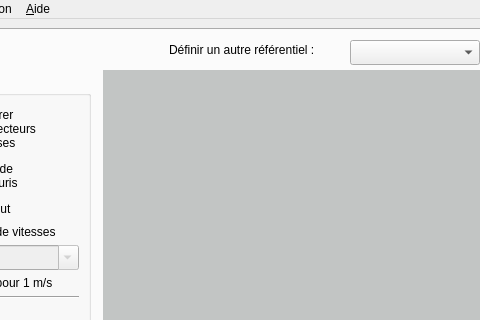
Before: the Qt Designer form src/pymecavideo_mini.ui in rene-d/pymecavideo, drawn with Qt 5; both pictures show x 85 to 565 and y 0 to 320 of the 833 by 579 pixel window.
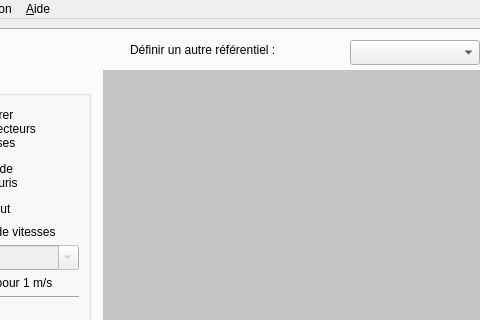
After: the same form once the commit is applied. The open tabs and pages were chosen to show the change. Custom widgets are drawn as their Qt base class.

The edit to the form file:
```diff
--- a/src/pymecavideo_mini.ui
+++ b/src/pymecavideo_mini.ui
@@ -910,9 +910,9 @@
        <widget class="QLabel" name="label_8">
         <property name="geometry">
          <rect>
-          <x>219</x>
+          <x>180</x>
           <y>10</y>
-          <width>181</width>
+          <width>211</width>
           <height>20</height>
          </rect>
         </property>
```
